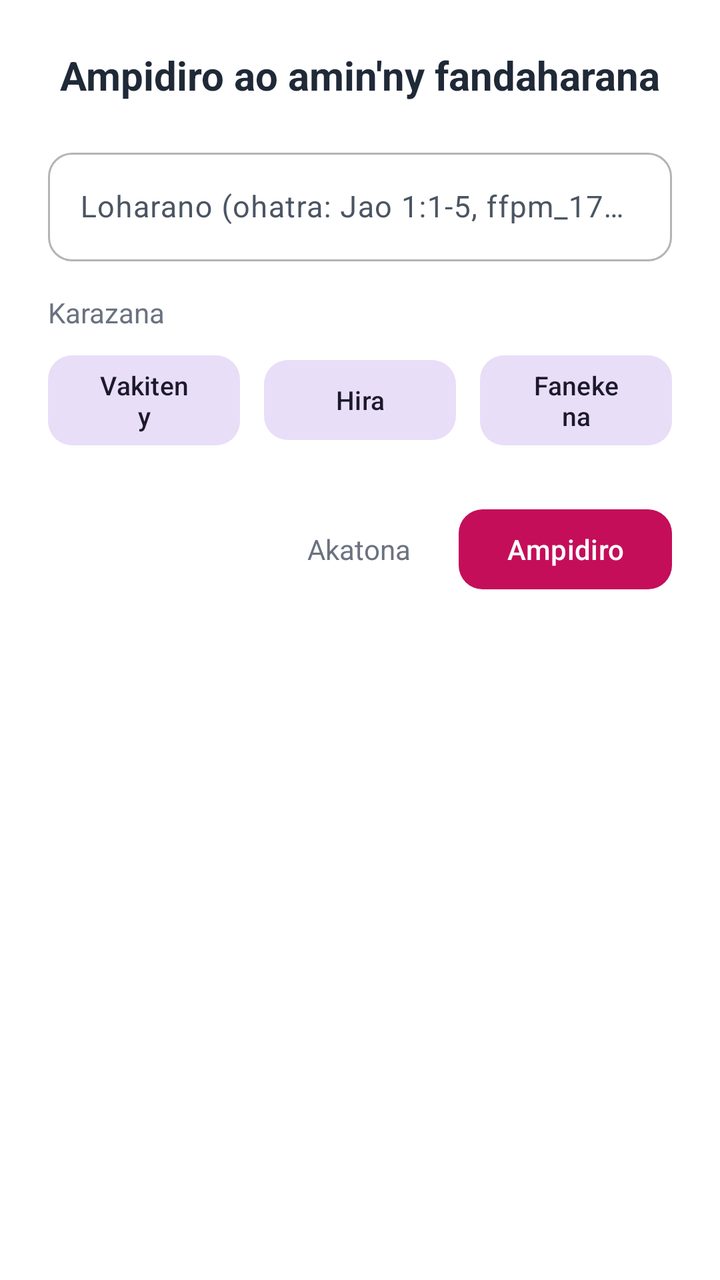
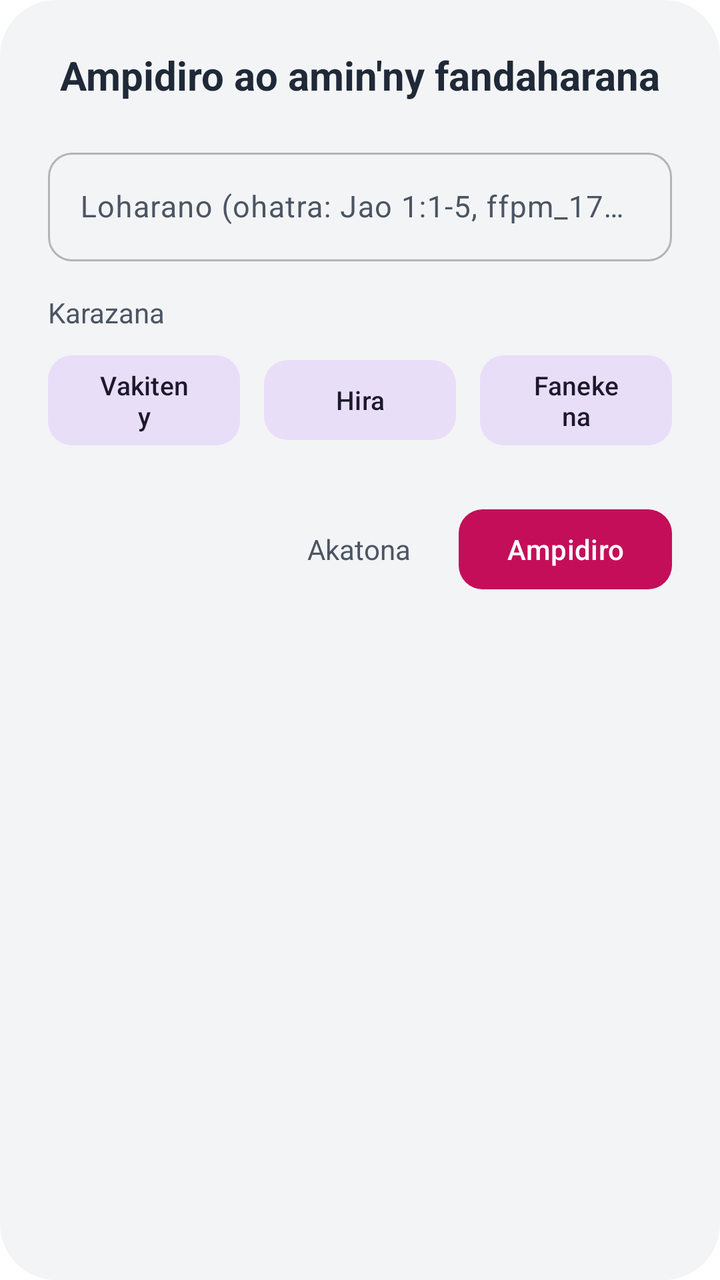

The first picture is an Android layout as it rendered before a commit; the second is the same layout after the commit. The layout source and the unified diff follow.
<!-- AndroidManifest.xml: application theme Theme.Baiboly -->
<!-- res/layout/dialog_fandaharana_add.xml -->
<?xml version="1.0" encoding="utf-8"?>
<LinearLayout xmlns:android="http://schemas.android.com/apk/res/android"
    xmlns:app="http://schemas.android.com/apk/res-auto"
    android:layout_width="match_parent"
    android:layout_height="wrap_content"
    android:orientation="vertical"
    android:background="@drawable/bg_dialog_tutorial"
    android:layout_marginHorizontal="24dp"
    android:layout_marginVertical="48dp"
    android:padding="24dp">

    
    <TextView
        android:layout_width="match_parent"
        android:layout_height="wrap_content"
        android:text="Ampidiro ao amin'ny fandaharana"
        android:textSize="20sp"
        android:textStyle="bold"
        android:textColor="#1F2937"
        android:textAlignment="center"
        android:layout_marginBottom="20dp" />

    
    <com.google.android.material.textfield.TextInputLayout
        android:id="@+id/inputLayout"
        android:layout_width="match_parent"
        android:layout_height="wrap_content"
        android:hint="Loharano (ohatra: Jao 1:1-5, ffpm_171, fanekena)"
        app:boxCornerRadiusTopStart="12dp"
        app:boxCornerRadiusTopEnd="12dp"
        app:boxCornerRadiusBottomStart="12dp"
        app:boxCornerRadiusBottomEnd="12dp"
        style="@style/Widget.Material3.TextInputLayout.OutlinedBox">

        <com.google.android.material.textfield.TextInputEditText
            android:id="@+id/inputReference"
            android:layout_width="match_parent"
            android:layout_height="wrap_content"
            android:inputType="text"
            android:textSize="15sp" />
    </com.google.android.material.textfield.TextInputLayout>

    
    <TextView
        android:layout_width="wrap_content"
        android:layout_height="wrap_content"
        android:text="Karazana"
        android:textSize="14sp"
        android:textColor="#6B7280"
        android:layout_marginTop="16dp"
        android:layout_marginBottom="8dp" />

    <LinearLayout
        android:layout_width="match_parent"
        android:layout_height="wrap_content"
        android:orientation="horizontal"
        android:gravity="center">

        
        <com.google.android.material.button.MaterialButton
            android:id="@+id/btnTypeVerse"
            android:layout_width="0dp"
            android:layout_height="wrap_content"
            android:layout_weight="1"
            android:text="Vakiteny"
            android:textAllCaps="false"
            android:textSize="13sp"
            app:cornerRadius="12dp"
            android:layout_marginEnd="6dp"
            style="@style/Widget.Material3.Button.TonalButton" />

        
        <com.google.android.material.button.MaterialButton
            android:id="@+id/btnTypeSong"
            android:layout_width="0dp"
            android:layout_height="wrap_content"
            android:layout_weight="1"
            android:text="Hira"
            android:textAllCaps="false"
            android:textSize="13sp"
            app:cornerRadius="12dp"
            android:layout_marginStart="6dp"
            android:layout_marginEnd="6dp"
            style="@style/Widget.Material3.Button.TonalButton" />

        
        <com.google.android.material.button.MaterialButton
            android:id="@+id/btnTypeFanekena"
            android:layout_width="0dp"
            android:layout_height="wrap_content"
            android:layout_weight="1"
            android:text="Fanekena"
            android:textAllCaps="false"
            android:textSize="13sp"
            app:cornerRadius="12dp"
            android:layout_marginStart="6dp"
            style="@style/Widget.Material3.Button.TonalButton" />
    </LinearLayout>

    
    <LinearLayout
        android:layout_width="match_parent"
        android:layout_height="wrap_content"
        android:orientation="horizontal"
        android:gravity="end"
        android:layout_marginTop="24dp">

        <TextView
            android:id="@+id/btnCancel"
            android:layout_width="wrap_content"
            android:layout_height="wrap_content"
            android:text="Akatona"
            android:textSize="14sp"
            android:textColor="#6B7280"
            android:paddingHorizontal="16dp"
            android:paddingVertical="10dp"
            android:background="?attr/selectableItemBackgroundBorderless"
            android:clickable="true"
            android:focusable="true" />

        <com.google.android.material.button.MaterialButton
            android:id="@+id/btnConfirm"
            android:layout_width="wrap_content"
            android:layout_height="wrap_content"
            android:text="Ampidiro"
            android:textAllCaps="false"
            app:cornerRadius="12dp"
            android:layout_marginStart="8dp" />
    </LinearLayout>

</LinearLayout>
<!-- resources referenced by this layout -->
<resources>
  <!-- drawable bg_dialog_tutorial (drawable) -->
  <?xml version="1.0" encoding="utf-8"?>
  <shape xmlns:android="http://schemas.android.com/apk/res/android"
      android:shape="rectangle">
      <solid android:color="#FFFFFFFF" />
      <corners android:radius="28dp" />
      <stroke
          android:width="0dp"
          android:color="@android:color/transparent" />
  </shape>
  <style name="Theme.Baiboly" parent="Theme.Material3.DayNight.NoActionBar">
  
          
          <item name="colorPrimary">#C40E5A</item>
          <item name="colorOnPrimary">#FFFFFF</item>
          <item name="colorPrimaryContainer">#33B8C4</item>
          <item name="colorOnPrimaryContainer">#002020</item>
  
          
          <item name="colorSecondary">#256EC7</item>
          <item name="colorOnSecondary">#FFFFFF</item>
  
          <item name="android:colorBackground">#FFFFFF</item>
          <item name="colorSurface">#E9E9E9</item>
          <item name="colorOnSurface">#1F2937</item>
          <item name="colorSurfaceVariant">#F3F4F6</item>
          <item name="colorOnSurfaceVariant">#4B5563</item>
          <item name="colorOutline">#B4B4B4</item> 
  
          <item name="colorError">#B00020</item>
  
          
          <item name="android:windowLightStatusBar">true</item>
          <item name="android:statusBarColor">?attr/colorSurface</item>
  
          
          <item name="textInputStyle">@style/Widget.Material3.TextInputLayout.OutlinedBox</item>
      </style>
</resources>

<!-- the commit's change to res/layout/dialog_fandaharana_add.xml (unified diff, before → after) -->
@@ -16,7 +16,7 @@
         android:text="Ampidiro ao amin'ny fandaharana"
         android:textSize="20sp"
         android:textStyle="bold"
-        android:textColor="#1F2937"
+        android:textColor="?attr/colorOnSurface"
         android:textAlignment="center"
         android:layout_marginBottom="20dp" />
 
@@ -46,7 +46,7 @@
         android:layout_height="wrap_content"
         android:text="Karazana"
         android:textSize="14sp"
-        android:textColor="#6B7280"
+        android:textColor="?attr/colorOnSurfaceVariant"
         android:layout_marginTop="16dp"
         android:layout_marginBottom="8dp" />
 
@@ -111,7 +111,7 @@
             android:layout_height="wrap_content"
             android:text="Akatona"
             android:textSize="14sp"
-            android:textColor="#6B7280"
+            android:textColor="?attr/colorOnSurfaceVariant"
             android:paddingHorizontal="16dp"
             android:paddingVertical="10dp"
             android:background="?attr/selectableItemBackgroundBorderless"
<!-- resource entries referenced after the edit -->
@@ -4,7 +4,7 @@
   <?xml version="1.0" encoding="utf-8"?>
   <shape xmlns:android="http://schemas.android.com/apk/res/android"
       android:shape="rectangle">
-      <solid android:color="#FFFFFFFF" />
+      <solid android:color="?attr/colorSurfaceVariant" />
       <corners android:radius="28dp" />
       <stroke
           android:width="0dp"
